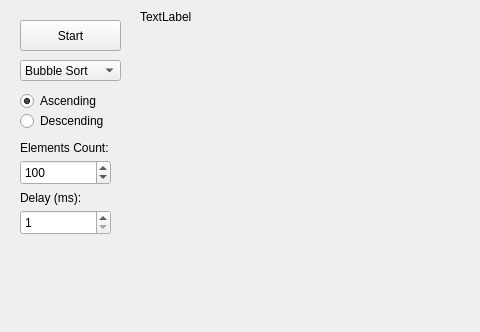
This is mainwindow.ui in adamt-eng/sorting-visualizer as Qt 5 draws it before an edit; both pictures show x 0 to 480 and y 0 to 332 of the 1280 by 720 pixel window. The edited form follows.
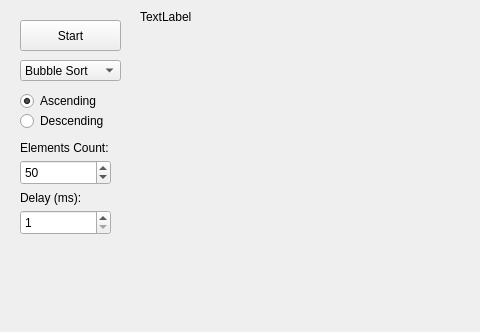
This is the edited form.

Diff of the .ui file:
```diff
--- a/mainwindow.ui
+++ b/mainwindow.ui
@@ -159,7 +159,7 @@
      <number>1000</number>
     </property>
     <property name="value">
-     <number>100</number>
+     <number>50</number>
     </property>
    </widget>
    <widget class="QSpinBox" name="delay">
```
